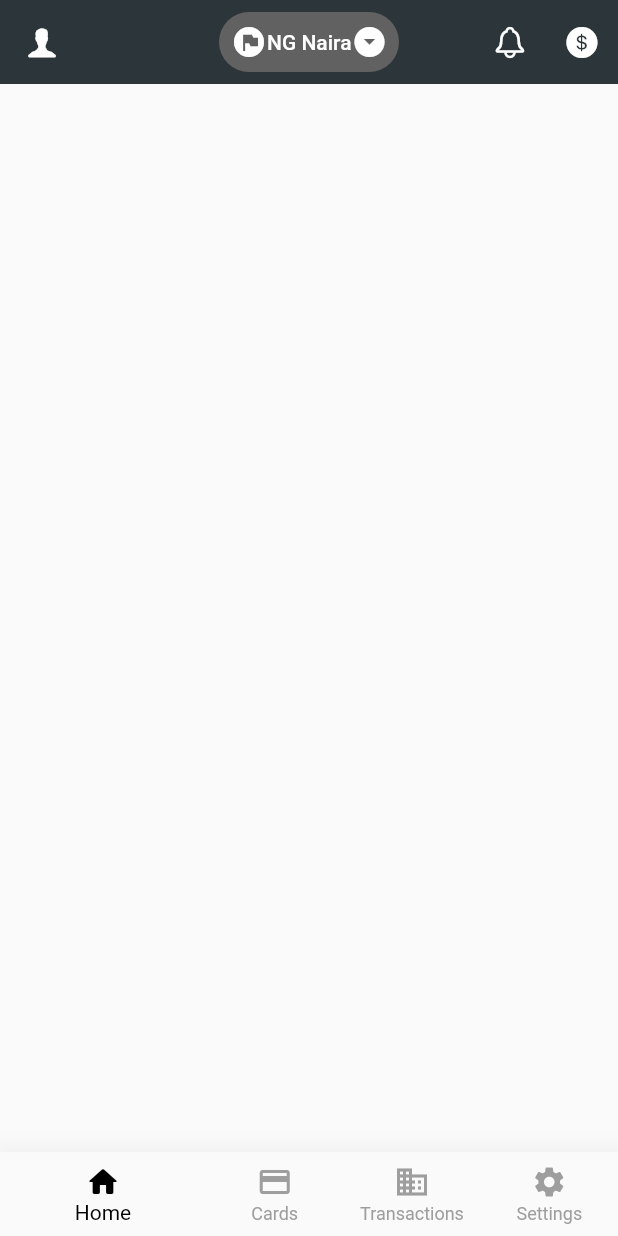
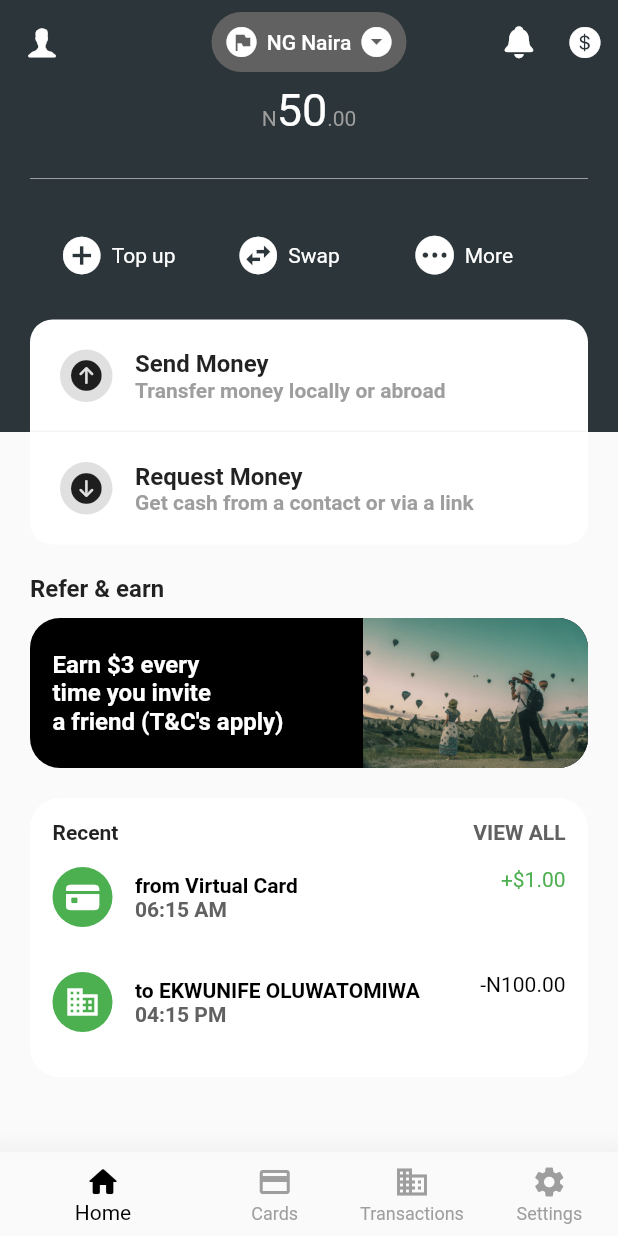
Before and after one commit to elisheba-beep/paydai, a Flutter app: the screen it shows after launch, on a phone screen of 412 x 824 dp. Run offline on Flutter 3.47's test engine with Material 2 defaults, Android fonts, the phone set to English and light mode, and no system bars.

Commit message:
Home screen ui update

```diff
--- a/lib/mainPages/home.dart
+++ b/lib/mainPages/home.dart
@@ -1,10 +1,22 @@
 import 'package:flutter/cupertino.dart';
 import 'package:flutter/material.dart';
 import 'package:paydai/utils/palette.dart';
+import 'package:paydai/widgets/balance.dart';
+import 'package:paydai/widgets/homeAppBarAction.dart';
+import 'package:paydai/widgets/homeAppBarCenter.dart';
+import 'package:paydai/widgets/homeQuickActionsRow.dart';
+import 'package:paydai/widgets/homeTransactionsContainer.dart';
+import 'package:paydai/widgets/referCard.dart';
+import 'package:paydai/widgets/transferMoneyCard.dart';
 
-class Home extends StatelessWidget {
+class Home extends StatefulWidget {
   const Home({super.key});
 
+  @override
+  State<Home> createState() => _HomeState();
+}
+
+class _HomeState extends State<Home> {
   @override
   Widget build(BuildContext context) {
     return Scaffold(
@@ -17,55 +29,100 @@ class Home extends StatelessWidget {
           ),
         ),
         actions: [
-          IconButton(
-            onPressed: () {},
-            icon: const Icon(
-              CupertinoIcons.bell,
+          HomeAppBarAction(
+            icon: CupertinoIcons.bell_fill,
+            onTap: () {},
           ),
-          ),
-          IconButton(
-            onPressed: () {},
-            icon: const Icon(
-              CupertinoIcons.money_dollar_circle_fill,
-            ),
+          HomeAppBarAction(
+            icon: CupertinoIcons.money_dollar_circle_fill,
+            onTap: () {},
           ),
         ],
         centerTitle: true,
-        title: Container(
+        title: const HomeAppBarCenter(),
+      ),
+      body: SingleChildScrollView(
+        child: Column(
+          children: [
+            Container(
+              color: Palette.kToDark,
+              child: Padding(
                 padding: const EdgeInsets.symmetric(
-            horizontal: 8,
-            vertical: 0,
+                  horizontal: 20.0,
                 ),
-          width: 120,
-          height: 40,
-          decoration: BoxDecoration(
-            color: Colors.grey[700],
-            borderRadius: BorderRadius.circular(
-              50,
+                child: Column(
+                  children: [
+                    const Center(
+                      child: Balance(),
+                    ),
+                    const SizedBox(
+                      height: 20,
+                    ),
+                    const Divider(
+                      color: Colors.grey,
+                    ),
+                    const SizedBox(
+                      height: 20,
+                    ),
+                    const HomeQuickActionsRow(),
+                    const SizedBox(
+                      height: 20,
+                    ),
+                    TransferMoneyCard(
+                      icon: CupertinoIcons.arrow_up_circle_fill,
+                      onTap: () {},
+                      text: 'Send',
+                      subtext: 'Transfer money locally or abroad',
+                      top: true,
+                    ),
+                  ],
                 ),
               ),
-          child: Row(
-            mainAxisAlignment: MainAxisAlignment.spaceBetween,
+            ),
+            Container(
+              padding: const EdgeInsets.symmetric(
+                horizontal: 20.0,
+              ),
+              child: Column(
+                crossAxisAlignment: CrossAxisAlignment.start,
                 children: [
-              const Icon(
-                Icons.flag_circle,
+                  Divider(
+                    height: 0,
+                    indent: 0,
+                    thickness: 1,
+                    color: Colors.grey[100],
+                  ),
+                  TransferMoneyCard(
+                    icon: CupertinoIcons.arrow_down_circle_fill,
+                    onTap: () {},
+                    text: 'Request',
+                    subtext: 'Get cash from a contact or via a link',
+                    top: false,
+                  ),
+                  const SizedBox(
+                    height: 20,
                   ),
                   const Text(
-                'NG Naira',
+                    'Refer & earn',
                     style: TextStyle(
-                  fontSize: 14,
+                      fontWeight: FontWeight.bold,
+                      fontSize: 16,
                     ),
                   ),
-              GestureDetector(
-                onTap: () {},
-                child: const Icon(
-                  Icons.arrow_drop_down_circle,
+                  const SizedBox(
+                    height: 10,
+                  ),
+                  const ReferCard(),
+                  const SizedBox(
+                    height: 20,
+                  ),
+                  const HomeTransactionsContainer(),
+                ],
               ),
             ),
           ],
         ),
       ),
-      ),
     );
   }
 }
--- /dev/null
+++ b/lib/widgets/balance.dart
@@ -0,0 +1,49 @@
+import 'package:flutter/material.dart';
+
+class Balance extends StatefulWidget {
+  const Balance({
+    Key? key,
+  }) : super(key: key);
+
+  @override
+  State<Balance> createState() => _BalanceState();
+}
+
+class _BalanceState extends State<Balance> {
+  bool hidden = false;
+
+  @override
+  Widget build(BuildContext context) {
+    return GestureDetector(
+      onTap: () {
+        setState(() {
+          hidden = !hidden;
+        });
+      },
+      child: RichText(
+        text: TextSpan(
+          text: hidden ? '.' : 'N',
+          style: const TextStyle(
+            color: Colors.grey,
+          ),
+          children: [
+            TextSpan(
+              text: hidden ? '.' : '50',
+              style: const TextStyle(
+                color: Colors.white,
+                fontSize: 30,
+              ),
+            ),
+            TextSpan(
+              text: hidden ? '.' : '.00',
+            ),
+          ],
+        ),
+        // style: TextStyle(
+        //   color: Colors.white,
+        //   fontSize: 24,
+        // ),
+      ),
+    );
+  }
+}
--- /dev/null
+++ b/lib/widgets/homeAppBarAction.dart
@@ -0,0 +1,25 @@
+import 'package:flutter/material.dart';
+import 'package:flutter/cupertino.dart';
+
+class HomeAppBarAction extends StatelessWidget {
+  final IconData icon;
+  final void Function() onTap;
+  const HomeAppBarAction({
+    required this.onTap,
+    required this.icon,
+    Key? key,
+  }) : super(key: key);
+
+  @override
+  Widget build(BuildContext context) {
+    return Padding(
+      padding: const EdgeInsets.symmetric(
+        horizontal: 10.0,
+      ),
+      child: GestureDetector(
+        onTap: onTap,
+        child: Icon(icon),
+      ),
+    );
+  }
+}
--- /dev/null
+++ b/lib/widgets/homeAppBarCenter.dart
@@ -0,0 +1,45 @@
+import 'package:flutter/material.dart';
+
+class HomeAppBarCenter extends StatelessWidget {
+  const HomeAppBarCenter({
+    Key? key,
+  }) : super(key: key);
+
+  @override
+  Widget build(BuildContext context) {
+    return Container(
+      padding: const EdgeInsets.symmetric(
+        horizontal: 8,
+        vertical: 0,
+      ),
+      width: 130,
+      height: 40,
+      decoration: BoxDecoration(
+        color: Colors.grey[700],
+        borderRadius: BorderRadius.circular(
+          50,
+        ),
+      ),
+      child: Row(
+        mainAxisAlignment: MainAxisAlignment.spaceBetween,
+        children: [
+          const Icon(
+            Icons.flag_circle,
+          ),
+          const Text(
+            'NG Naira',
+            style: TextStyle(
+              fontSize: 14,
+            ),
+          ),
+          GestureDetector(
+            onTap: () {},
+            child: const Icon(
+              Icons.arrow_drop_down_circle,
+            ),
+          ),
+        ],
+      ),
+    );
+  }
+}
--- /dev/null
+++ b/lib/widgets/homeQuickActionsRow.dart
@@ -0,0 +1,33 @@
+import 'package:flutter/material.dart';
+import 'package:paydai/widgets/quickAction.dart';
+import 'package:flutter/cupertino.dart';
+
+class HomeQuickActionsRow extends StatelessWidget {
+  const HomeQuickActionsRow({
+    Key? key,
+  }) : super(key: key);
+
+  @override
+  Widget build(BuildContext context) {
+    return Row(
+      mainAxisAlignment: MainAxisAlignment.center,
+      children: [
+        QuickAction(
+          icon: Icons.add_circle_outlined,
+          text: 'Top up',
+          onTap: (() => {}),
+        ),
+        QuickAction(
+          icon: Icons.swap_horizontal_circle,
+          text: 'Swap',
+          onTap: (() => {}),
+        ),
+        QuickAction(
+          icon: CupertinoIcons.ellipsis_circle_fill,
+          text: 'More',
+          onTap: (() => {}),
+        ),
+      ],
+    );
+  }
+}
--- /dev/null
+++ b/lib/widgets/homeTransactionsContainer.dart
@@ -0,0 +1,65 @@
+import 'package:flutter/material.dart';
+import 'package:paydai/widgets/transactionCard.dart';
+
+class HomeTransactionsContainer extends StatelessWidget {
+  const HomeTransactionsContainer({
+    Key? key,
+  }) : super(key: key);
+
+  @override
+  Widget build(BuildContext context) {
+    return Container(
+      decoration: const BoxDecoration(
+        borderRadius: BorderRadius.all(
+          Radius.circular(20),
+        ),
+        color: Colors.white,
+      ),
+      child: Padding(
+        padding: const EdgeInsets.all(15.0),
+        child: Column(
+          children: [
+            Row(
+              mainAxisAlignment: MainAxisAlignment.spaceBetween,
+              children: [
+                const Text(
+                  'Recent',
+                  style: TextStyle(
+                    fontWeight: FontWeight.bold,
+                  ),
+                ),
+                GestureDetector(
+                  onTap: () {},
+                  child: Text(
+                    'VIEW ALL',
+                    style: TextStyle(
+                      fontWeight: FontWeight.bold,
+                      color: Colors.grey[700],
+                    ),
+                  ),
+                ),
+              ],
+            ),
+            TransactionCard(
+              send: false,
+              card: true,
+              time: '06:15 AM',
+              amount: 1,
+              currency: 'Dollar',
+              onTap: () {},
+            ),
+            TransactionCard(
+              send: true,
+              card: false,
+              beneficiary: 'EKWUNIFE OLUWATOMIWA',
+              time: '04:15 PM',
+              amount: 100,
+              currency: 'Naira',
+              onTap: () {},
+            ),
+          ],
+        ),
+      ),
+    );
+  }
+}
--- /dev/null
+++ b/lib/widgets/quickAction.dart
@@ -0,0 +1,48 @@
+import 'package:flutter/material.dart';
+
+class QuickAction extends StatelessWidget {
+  final String text;
+  final IconData icon;
+  final void Function() onTap;
+
+  const QuickAction({
+    Key? key,
+    required this.text,
+    required this.icon,
+    required this.onTap,
+  }) : super(key: key);
+
+  @override
+  Widget build(BuildContext context) {
+    return SizedBox(
+      width: MediaQuery.of(context).size.width/3.5,
+      child: Padding(
+        padding: const EdgeInsets.symmetric(
+          vertical: 8.0,
+          horizontal: 10,
+        ),
+        child: GestureDetector(
+          onTap: (onTap),
+          child: Row(
+            children: [
+              Icon(
+                icon,
+                color: Colors.white,
+                size: 30,
+              ),
+              const SizedBox(
+                width: 5,
+              ),
+              Text(
+                text,
+                style: const TextStyle(
+                  color: Colors.white,
+                ),
+              ),
+            ],
+          ),
+        ),
+      ),
+    );
+  }
+}
--- /dev/null
+++ b/lib/widgets/referCard.dart
@@ -0,0 +1,78 @@
+import 'package:flutter/material.dart';
+
+class ReferCard extends StatelessWidget {
+  const ReferCard({
+    Key? key,
+  }) : super(key: key);
+
+  @override
+  Widget build(BuildContext context) {
+    return GestureDetector(
+      onTap: () {},
+      child: Container(
+        decoration: const BoxDecoration(
+          color: Colors.black,
+          borderRadius: BorderRadius.all(
+            Radius.circular(
+              20,
+            ),
+          ),
+        ),
+        child: Row(
+          mainAxisAlignment: MainAxisAlignment.spaceBetween,
+          children: [
+            Padding(
+              padding: const EdgeInsets.all(15.0),
+              child: Column(
+                crossAxisAlignment: CrossAxisAlignment.start,
+                children: const [
+                  Text(
+                    'Earn \$3 every',
+                    style: TextStyle(
+                      color: Colors.white,
+                      fontWeight: FontWeight.bold,
+                      fontSize: 16,
+                    ),
+                  ),
+                  Text(
+                    'time you invite',
+                    style: TextStyle(
+                      color: Colors.white,
+                      fontWeight: FontWeight.bold,
+                      fontSize: 16,
+                    ),
+                  ),
+                  Text(
+                    'a friend (T&C\'s apply)',
+                    style: TextStyle(
+                      color: Colors.white,
+                      fontWeight: FontWeight.bold,
+                      fontSize: 16,
+                    ),
+                  ),
+                ],
+              ),
+            ),
+            const ClipRRect(
+              borderRadius: BorderRadius.only(
+                topRight: Radius.circular(
+                  20,
+                ),
+                bottomRight: Radius.circular(
+                  20,
+                ),
+              ),
+              child: Image(
+                width: 150,
+                height: 100,
+                image: AssetImage(
+                  'assets/images/refer.png',
+                ),
+              ),
+            ),
+          ],
+        ),
+      ),
+    );
+  }
+}
--- /dev/null
+++ b/lib/widgets/transactionCard.dart
@@ -0,0 +1,132 @@
+import 'package:flutter/material.dart';
+import 'package:flutter/cupertino.dart';
+
+class TransactionCard extends StatelessWidget {
+  final bool card;
+  final bool send;
+  final String currency;
+  final int amount;
+  final String? beneficiary;
+  final String time;
+  final void Function() onTap;
+  const TransactionCard({
+    Key? key,
+    required this.card,
+    required this.send,
+    required this.currency,
+    required this.amount,
+    required this.time,
+    required this.onTap,
+    this.beneficiary,
+  }) : super(key: key);
+
+  @override
+  Widget build(BuildContext context) {
+    return GestureDetector(
+      onTap: onTap,
+      child: Padding(
+        padding: const EdgeInsets.symmetric(vertical: 15.0),
+        child: Row(
+          crossAxisAlignment: CrossAxisAlignment.start,
+          mainAxisAlignment: MainAxisAlignment.spaceBetween,
+          children: [
+            Row(
+              children: [
+                Container(
+                  width: 40,
+                  height: 40,
+                  decoration: BoxDecoration(
+                    color: Colors.green[500],
+                    borderRadius: BorderRadius.circular(
+                      25,
+                    ),
+                  ),
+                  child: Center(
+                    child: Icon(
+                      card ? CupertinoIcons.creditcard_fill : Icons.business,
+                      color: Colors.white,
+                    ),
+                  ),
+                ),
+                const SizedBox(
+                  width: 15,
+                ),
+                Column(
+                  crossAxisAlignment: CrossAxisAlignment.start,
+                  children: [
+                    Row(
+                      children: [
+                        Text(
+                          send ? 'to ' : 'from ',
+                          style: const TextStyle(
+                            fontWeight: FontWeight.bold,
+                            color: Colors.black,
+                          ),
+                        ),
+                        Text(
+                          card
+                              ? 'Virtual Card'
+                              : beneficiary != null
+                                  ? beneficiary!
+                                  : '',
+                          style: const TextStyle(
+                            color: Colors.black,
+                            fontWeight: FontWeight.bold,
+                            overflow: TextOverflow.ellipsis,
+                          ),
+                        ),
+                      ],
+                    ),
+                    Text(
+                      time,
+                      style: TextStyle(
+                        fontWeight: FontWeight.bold,
+                        color: Colors.grey[700],
+                      ),
+                    ),
+                  ],
+                ),
+              ],
+            ),
+            const SizedBox(
+              width: 10,
+            ),
+            Row(
+              children: [
+                Text(
+                  send ? '-' : '+',
+                  style: TextStyle(
+                    color: send ? Colors.black : Colors.green,
+                  ),
+                ),
+                Text(
+                  currency == "Naira"
+                      ? 'N'
+                      : currency == "Dollar"
+                          ? '\$'
+                          : 'E',
+                  style: TextStyle(
+                    color: send ? Colors.black : Colors.green,
+                  ),
+                ),
+                Text(
+                  '$amount',
+                  style: TextStyle(
+                    color: send ? Colors.black : Colors.green,
+                    overflow: TextOverflow.ellipsis,
+                  ),
+                ),
+                Text(
+                  '.00',
+                  style: TextStyle(
+                    color: send ? Colors.black : Colors.green,
+                  ),
+                ),
+              ],
+            ),
+          ],
+        ),
+      ),
+    );
+  }
+}
--- /dev/null
+++ b/lib/widgets/transferMoneyCard.dart
@@ -0,0 +1,80 @@
+import 'package:flutter/material.dart';
+import 'package:flutter/cupertino.dart';
+
+class TransferMoneyCard extends StatelessWidget {
+  final IconData icon;
+  final String text;
+  final String subtext;
+  final void Function() onTap;
+  final bool top;
+  const TransferMoneyCard({
+    Key? key,
+    required this.icon,
+    required this.text,
+    required this.subtext,
+    required this.onTap,
+    required this.top,
+  }) : super(key: key);
+
+  @override
+  Widget build(BuildContext context) {
+    return GestureDetector(
+      onTap: onTap,
+      child: Container(
+        padding: const EdgeInsets.all(
+          20,
+        ),
+        decoration: BoxDecoration(
+          color: Colors.white,
+          borderRadius: BorderRadius.only(
+            topLeft: Radius.circular(top ? 15 : 0),
+            topRight: Radius.circular(top ? 15 : 0),
+            bottomLeft: Radius.circular(top ? 0 : 15),
+            bottomRight: Radius.circular(top ? 0 : 15),
+          ),
+        ),
+        child: Row(
+          children: [
+            Container(
+              width: 35,
+              height: 35,
+              decoration: BoxDecoration(
+                color: Colors.grey[300],
+                borderRadius: BorderRadius.circular(
+                  50,
+                ),
+              ),
+              child: Center(
+                child: Icon(
+                  icon,
+                ),
+              ),
+            ),
+            const SizedBox(
+              width: 15,
+            ),
+            Column(
+              crossAxisAlignment: CrossAxisAlignment.start,
+              children: [
+                Text(
+                  "$text Money",
+                  style: const TextStyle(
+                    fontWeight: FontWeight.bold,
+                    fontSize: 16,
+                  ),
+                ),
+                Text(
+                  subtext,
+                  style: const TextStyle(
+                    color: Colors.grey,
+                    fontWeight: FontWeight.bold,
+                  ),
+                ),
+              ],
+            ),
+          ],
+        ),
+      ),
+    );
+  }
+}
--- a/pubspec.yaml
+++ b/pubspec.yaml
@@ -60,9 +60,9 @@ flutter:
   uses-material-design: true
 
   # To add assets to your application, add an assets section, like this:
-  # assets:
-  #   - images/a_dot_burr.jpeg
-  #   - images/a_dot_ham.jpeg
+  assets:
+    - assets/images/refer.png
+    # - images/a_dot_ham.jpeg
 
   # An image asset can refer to one or more resolution-specific "variants", see
   # https://flutter.dev/assets-and-images/#resolution-aware
```
Also changed, not shown: assets/images/refer.png (added). Lines whose indentation alone changed are shown as unchanged.
